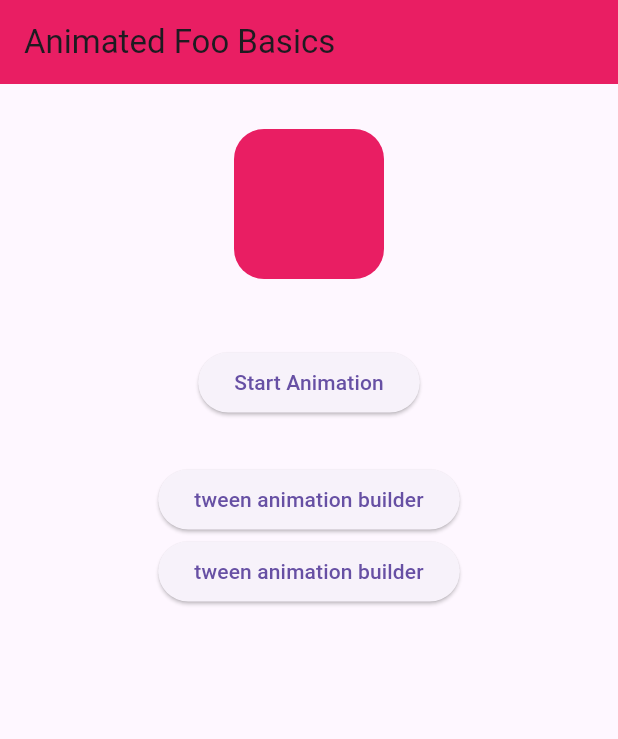
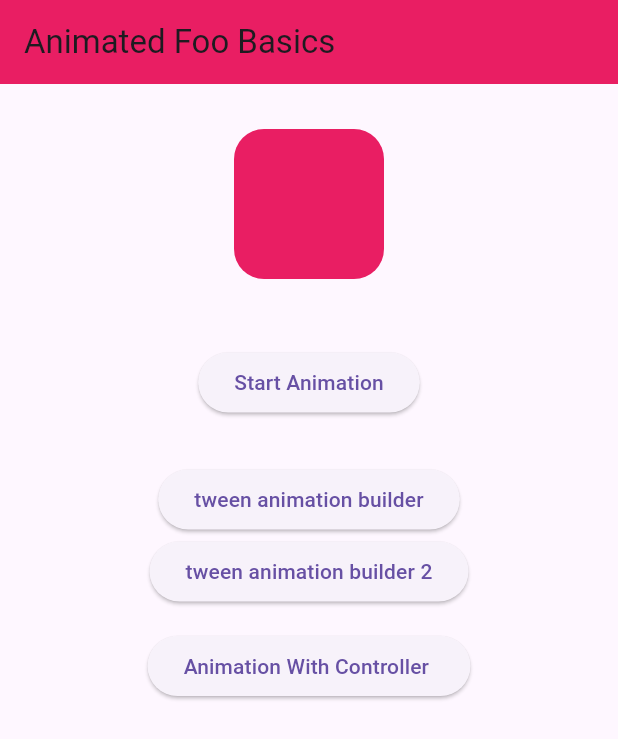
Before and after one commit to AYA837/Animation_tutorial, a Flutter app: the screen it shows after launch, on a phone screen of 412 x 824 dp. Shown: the top 739 px of the screen. Run offline on Flutter 3.47's test engine with Material 3 defaults, Android fonts, the phone set to English and light mode, and no system bars.

Commit message:
modified homePage for controller section

```diff
--- a/lib/home_screen.dart
+++ b/lib/home_screen.dart
@@ -1,7 +1,7 @@
 import 'package:flutter/material.dart';
 import 'package:my_app/NextScreen.dart';
 import 'package:my_app/Tween_animation_builder.dart';
-import 'package:my_app/Tween_animation_builder.dart';
+import 'package:my_app/animation_with_controller.dart';
 
 class HomeScreen extends StatefulWidget {
   const HomeScreen({super.key});
@@ -60,7 +60,24 @@ class _HomeScreenState extends State<HomeScreen> {
                 );
               },
 
-              child:const Text("tween animation builder"),
+              child:const Text("tween animation builder 2"),
+            ),
+            const SizedBox(height: 15,),
+
+            ElevatedButton(
+              // Within the `FirstRoute` widget:
+              onPressed: () {
+
+                //first time learning how to navigate from a page to another
+                Navigator.push(
+                  context,
+                  MaterialPageRoute<void>(
+                    builder: (context) =>  const AnimationWithController(),
+                  ),
+                );
+              },
+
+              child:const Text("Animation With Controller "),
             ),
           ],
         ),
```
